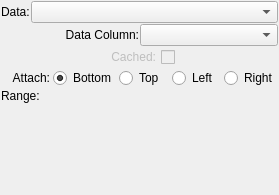
The window that code/plotms/Gui/PlotMSAxisWidget.ui (pkgw/casa) describes before a commit, drawn with Qt 5.
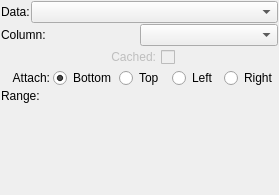
The same window after the commit.

Diff of the .ui file:
```diff
--- a/code/plotms/Gui/PlotMSAxisWidget.ui
+++ b/code/plotms/Gui/PlotMSAxisWidget.ui
@@ -58,14 +58,11 @@
      <item>
       <widget class="QLabel" name="dataLabel">
        <property name="text">
-        <string>Data Column:</string>
+        <string>Column:</string>
        </property>
        <property name="textFormat">
         <enum>Qt::RichText</enum>
        </property>
-       <property name="alignment">
-        <set>Qt::AlignRight|Qt::AlignTrailing|Qt::AlignVCenter</set>
-       </property>
       </widget>
      </item>
      <item>
```
